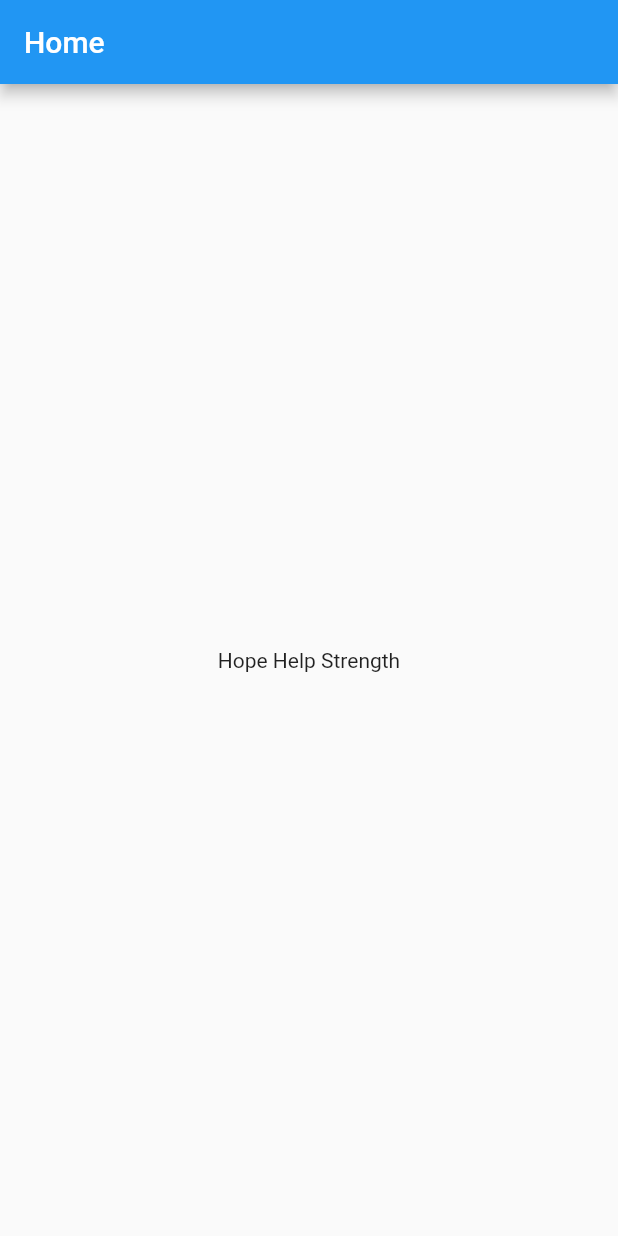
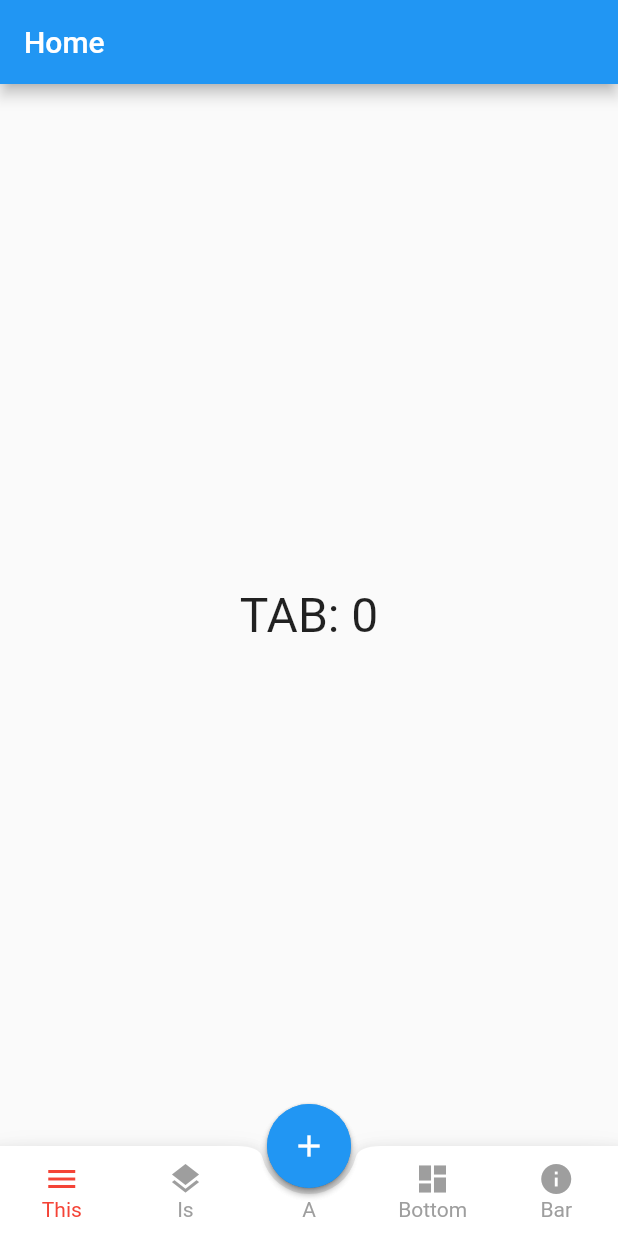
Before and after one commit to joeblankenship1/hopehelpstrength, a Flutter app: the screen it shows after launch, on a phone screen of 412 x 824 dp. Run offline on Flutter 3.47's test engine with Material 2 defaults, Android fonts, the phone set to English and light mode, and no system bars.

Commit message:
adding in the fab menu

```diff
--- /dev/null
+++ b/app/hopehelpstrength/lib/fab_bottom_app_bar.dart
@@ -0,0 +1,117 @@
+import 'package:flutter/material.dart';
+
+class FABBottomAppBarItem {
+  FABBottomAppBarItem({this.iconData, this.text});
+  IconData iconData;
+  String text;
+}
+
+class FABBottomAppBar extends StatefulWidget {
+  FABBottomAppBar({
+    this.items,
+    this.centerItemText,
+    this.height: 60.0,
+    this.iconSize: 24.0,
+    this.backgroundColor,
+    this.color,
+    this.selectedColor,
+    this.notchedShape,
+    this.onTabSelected,
+  }) {
+    assert(this.items.length == 2 || this.items.length == 4);
+  }
+  final List<FABBottomAppBarItem> items;
+  final String centerItemText;
+  final double height;
+  final double iconSize;
+  final Color backgroundColor;
+  final Color color;
+  final Color selectedColor;
+  final NotchedShape notchedShape;
+  final ValueChanged<int> onTabSelected;
+
+  @override
+  State<StatefulWidget> createState() => FABBottomAppBarState();
+}
+
+class FABBottomAppBarState extends State<FABBottomAppBar> {
+  int _selectedIndex = 0;
+
+  _updateIndex(int index) {
+    widget.onTabSelected(index);
+    setState(() {
+      _selectedIndex = index;
+    });
+  }
+
+  @override
+  Widget build(BuildContext context) {
+    List<Widget> items = List.generate(widget.items.length, (int index) {
+      return _buildTabItem(
+        item: widget.items[index],
+        index: index,
+        onPressed: _updateIndex,
+      );
+    });
+    items.insert(items.length >> 1, _buildMiddleTabItem());
+
+    return BottomAppBar(
+      shape: widget.notchedShape,
+      child: Row(
+        mainAxisSize: MainAxisSize.max,
+        mainAxisAlignment: MainAxisAlignment.spaceAround,
+        children: items,
+      ),
+      color: widget.backgroundColor,
+    );
+  }
+
+  Widget _buildMiddleTabItem() {
+    return Expanded(
+      child: SizedBox(
+        height: widget.height,
+        child: Column(
+          mainAxisSize: MainAxisSize.min,
+          mainAxisAlignment: MainAxisAlignment.center,
+          children: <Widget>[
+            SizedBox(height: widget.iconSize),
+            Text(
+              widget.centerItemText ?? '',
+              style: TextStyle(color: widget.color),
+            ),
+          ],
+        ),
+      ),
+    );
+  }
+
+  Widget _buildTabItem({
+    FABBottomAppBarItem item,
+    int index,
+    ValueChanged<int> onPressed,
+  }) {
+    Color color = _selectedIndex == index ? widget.selectedColor : widget.color;
+    return Expanded(
+      child: SizedBox(
+        height: widget.height,
+        child: Material(
+          type: MaterialType.transparency,
+          child: InkWell(
+            onTap: () => onPressed(index),
+            child: Column(
+              mainAxisSize: MainAxisSize.min,
+              mainAxisAlignment: MainAxisAlignment.center,
+              children: <Widget>[
+                Icon(item.iconData, color: color, size: widget.iconSize),
+                Text(
+                  item.text,
+                  style: TextStyle(color: color),
+                )
+              ],
+            ),
+          ),
+        ),
+      ),
+    );
+  }
+}
--- /dev/null
+++ b/app/hopehelpstrength/lib/fab_with_icons.dart
@@ -0,0 +1,82 @@
+import 'package:flutter/material.dart';
+
+// https://stackoverflow.com/questions/46480221/flutter-floating-action-button-with-speed-dail
+class FabWithIcons extends StatefulWidget {
+  FabWithIcons({this.icons, this.onIconTapped});
+  final List<IconData> icons;
+  ValueChanged<int> onIconTapped;
+  @override
+  State createState() => FabWithIconsState();
+}
+
+class FabWithIconsState extends State<FabWithIcons> with TickerProviderStateMixin {
+  AnimationController _controller;
+
+  @override
+  void initState() {
+    super.initState();
+    _controller = AnimationController(
+      vsync: this,
+      duration: const Duration(milliseconds: 250),
+    );
+  }
+
+  @override
+  Widget build(BuildContext context) {
+    return Column(
+      mainAxisAlignment: MainAxisAlignment.center,
+      mainAxisSize: MainAxisSize.min,
+      children: List.generate(widget.icons.length, (int index) {
+        return _buildChild(index);
+      }).toList()..add(
+        _buildFab(),
+      ),
+    );
+  }
+
+  Widget _buildChild(int index) {
+    Color backgroundColor = Theme.of(context).cardColor;
+    Color foregroundColor = Theme.of(context).accentColor;
+    return Container(
+      height: 70.0,
+      width: 56.0,
+      alignment: FractionalOffset.topCenter,
+      child: ScaleTransition(
+        scale: CurvedAnimation(
+          parent: _controller,
+          curve: Interval(
+              0.0,
+              1.0 - index / widget.icons.length / 2.0,
+              curve: Curves.easeOut
+          ),
+        ),
+        child: FloatingActionButton(
+          backgroundColor: backgroundColor,
+          mini: true,
+          child: Icon(widget.icons[index], color: foregroundColor),
+          onPressed: () => _onTapped(index),
+        ),
+      ),
+    );
+  }
+
+  Widget _buildFab() {
+    return FloatingActionButton(
+      onPressed: () {
+        if (_controller.isDismissed) {
+          _controller.forward();
+        } else {
+          _controller.reverse();
+        }
+      },
+      tooltip: 'Increment',
+      child: Icon(Icons.add),
+      elevation: 2.0,
+    );
+  }
+
+  void _onTapped(int index) {
+    _controller.reverse();
+    widget.onIconTapped(index);
+  }
+}
--- /dev/null
+++ b/app/hopehelpstrength/lib/layout.dart
@@ -0,0 +1,135 @@
+import 'package:flutter/material.dart';
+
+class AnchoredOverlay extends StatelessWidget {
+  final bool showOverlay;
+  final Widget Function(BuildContext, Offset anchor) overlayBuilder;
+  final Widget child;
+
+  AnchoredOverlay({
+    this.showOverlay,
+    this.overlayBuilder,
+    this.child,
+  });
+
+  @override
+  Widget build(BuildContext context) {
+    return new Container(
+      child: new LayoutBuilder(builder: (BuildContext context, BoxConstraints constraints) {
+        return new OverlayBuilder(
+          showOverlay: showOverlay,
+          overlayBuilder: (BuildContext overlayContext) {
+            RenderBox box = context.findRenderObject() as RenderBox;
+            final center = box.size.center(box.localToGlobal(const Offset(0.0, 0.0)));
+
+            return overlayBuilder(overlayContext, center);
+          },
+          child: child,
+        );
+      }),
+    );
+  }
+}
+
+class OverlayBuilder extends StatefulWidget {
+  final bool showOverlay;
+  final Function(BuildContext) overlayBuilder;
+  final Widget child;
+
+  OverlayBuilder({
+    this.showOverlay = false,
+    this.overlayBuilder,
+    this.child,
+  });
+
+  @override
+  _OverlayBuilderState createState() => new _OverlayBuilderState();
+}
+
+class _OverlayBuilderState extends State<OverlayBuilder> {
+  OverlayEntry overlayEntry;
+
+  @override
+  void initState() {
+    super.initState();
+
+    if (widget.showOverlay) {
+      WidgetsBinding.instance.addPostFrameCallback((_) => showOverlay());
+    }
+  }
+
+  @override
+  void didUpdateWidget(OverlayBuilder oldWidget) {
+    super.didUpdateWidget(oldWidget);
+    WidgetsBinding.instance.addPostFrameCallback((_) => syncWidgetAndOverlay());
+  }
+
+  @override
+  void reassemble() {
+    super.reassemble();
+    WidgetsBinding.instance.addPostFrameCallback((_) => syncWidgetAndOverlay());
+  }
+
+  @override
+  void dispose() {
+    if (isShowingOverlay()) {
+      hideOverlay();
+    }
+
+    super.dispose();
+  }
+
+  bool isShowingOverlay() => overlayEntry != null;
+
+  void showOverlay() {
+    overlayEntry = new OverlayEntry(
+      builder: widget.overlayBuilder,
+    );
+    addToOverlay(overlayEntry);
+  }
+
+  void addToOverlay(OverlayEntry entry) async {
+    print('addToOverlay');
+    Overlay.of(context).insert(entry);
+  }
+
+  void hideOverlay() {
+    print('hideOverlay');
+    overlayEntry.remove();
+    overlayEntry = null;
+  }
+
+  void syncWidgetAndOverlay() {
+    if (isShowingOverlay() && !widget.showOverlay) {
+      hideOverlay();
+    } else if (!isShowingOverlay() && widget.showOverlay) {
+      showOverlay();
+    }
+  }
+
+  @override
+  Widget build(BuildContext context) {
+    return widget.child;
+  }
+}
+
+class CenterAbout extends StatelessWidget {
+  final Offset position;
+  final Widget child;
+
+  CenterAbout({
+    this.position,
+    this.child,
+  });
+
+  @override
+  Widget build(BuildContext context) {
+    return new Positioned(
+      top: position.dy,
+      left: position.dx,
+      child: new FractionalTranslation(
+        translation: const Offset(-0.5, -0.5),
+        child: child,
+      ),
+    );
+  }
+}
--- a/app/hopehelpstrength/lib/main.dart
+++ b/app/hopehelpstrength/lib/main.dart
@@ -1,3 +1,6 @@
+import 'package:hopehelpstrength/fab_with_icons.dart';
+import 'package:hopehelpstrength/fab_bottom_app_bar.dart';
+import 'package:hopehelpstrength/layout.dart';
 import 'package:flutter/material.dart';
 
 void main() => runApp(MyApp());
@@ -34,29 +37,70 @@ class MyHomePage extends StatefulWidget {
   _MyHomePageState createState() => _MyHomePageState();
 }
 
-class _MyHomePageState extends State<MyHomePage> {
+class _MyHomePageState extends State<MyHomePage> with TickerProviderStateMixin {
+  String _lastSelected = 'TAB: 0';
+
+  void _selectedTab(int index) {
+    setState(() {
+      _lastSelected = 'TAB: $index';
+    });
+  }
+
+  void _selectedFab(int index) {
+    setState(() {
+      _lastSelected = 'FAB: $index';
+    });
+  }
 
   @override
   Widget build(BuildContext context) {
-
     return Scaffold(
       appBar: AppBar(
-        // Here we take the value from the MyHomePage object that was created by
-        // the App.build method, and use it to set our appbar title.
         title: Text(widget.title),
       ),
       body: Center(
-        // Center is a layout widget. It takes a single child and positions it
-        // in the middle of the parent.
-        child: Column(
-          mainAxisAlignment: MainAxisAlignment.center,
-          children: <Widget>[
-            Text(
-              'Hope Help Strength',
-            ),
+        child: Text(
+          _lastSelected,
+          style: TextStyle(fontSize: 32.0),
+        ),
+      ),
+      bottomNavigationBar: FABBottomAppBar(
+        centerItemText: 'A',
+        color: Colors.grey,
+        selectedColor: Colors.red,
+        notchedShape: CircularNotchedRectangle(),
+        onTabSelected: _selectedTab,
+        items: [
+          FABBottomAppBarItem(iconData: Icons.menu, text: 'This'),
+          FABBottomAppBarItem(iconData: Icons.layers, text: 'Is'),
+          FABBottomAppBarItem(iconData: Icons.dashboard, text: 'Bottom'),
+          FABBottomAppBarItem(iconData: Icons.info, text: 'Bar'),
+        ],
+      ),
+      floatingActionButtonLocation: FloatingActionButtonLocation.centerDocked,
+      floatingActionButton: _buildFab(
+          context), // This trailing comma makes auto-formatting nicer for build methods.
+    );
+  }
 
-          ],
-        ),
+  Widget _buildFab(BuildContext context) {
+    final icons = [ Icons.sms, Icons.mail, Icons.phone ];
+    return AnchoredOverlay(
+      showOverlay: true,
+      overlayBuilder: (context, offset) {
+        return CenterAbout(
+          position: Offset(offset.dx, offset.dy - icons.length * 35.0),
+          child: FabWithIcons(
+            icons: icons,
+            onIconTapped: _selectedFab,
+          ),
+        );
+      },
+      child: FloatingActionButton(
+        onPressed: () { },
+        tooltip: 'Increment',
+        child: Icon(Icons.add),
+        elevation: 2.0,
       ),
     );
   }
```
